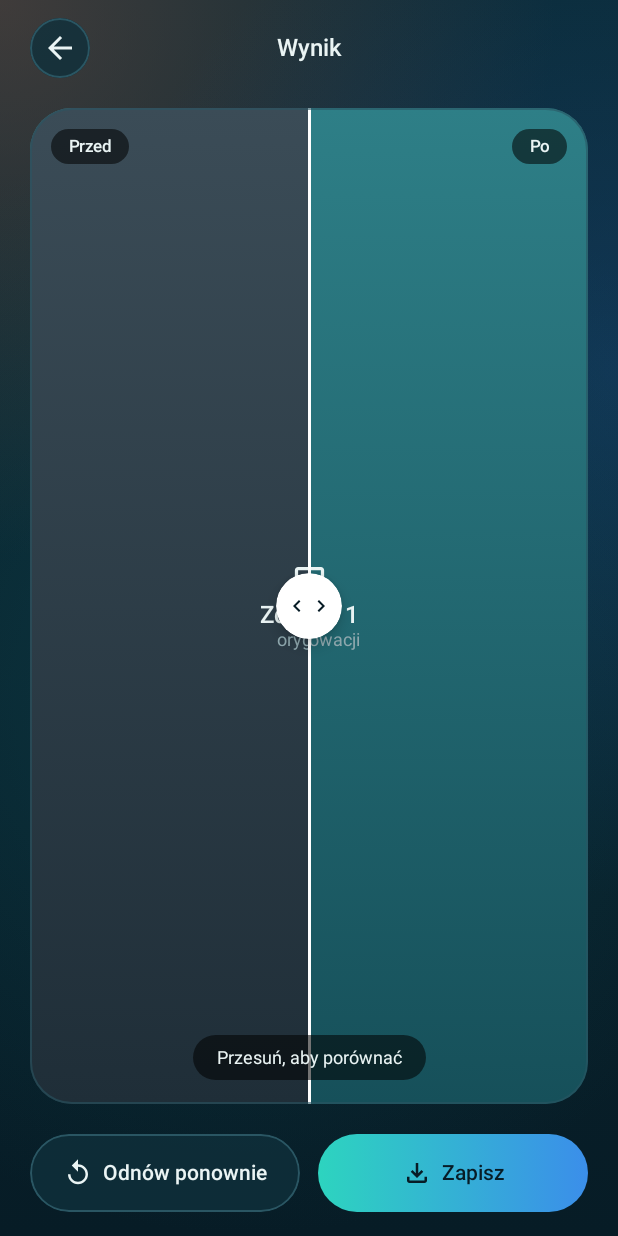
After one commit to WoojKul/Restoria, an Android app built with Jetpack Compose: the composable ResultScreen shown on its own in the app's theme, on a phone screen of 412 x 824 dp. The commit adds this screen. Run offline under Robolectric (Android 15) with nearby library versions, the phone set to English and light mode, and no system bars.

Commit message:
Utworzenie ekranu wyniku

```diff
--- a/Frontend/app/src/main/java/com/example/restoria/MainActivity.kt
+++ b/Frontend/app/src/main/java/com/example/restoria/MainActivity.kt
@@ -18,6 +18,7 @@ import com.example.restoria.ui.screens.LoginScreen
 import com.example.restoria.ui.screens.ProcessingScreen
 import com.example.restoria.ui.screens.RegisterScreen
 import com.example.restoria.ui.screens.RestorationOptionsScreen
+import com.example.restoria.ui.screens.ResultScreen
 import com.example.restoria.ui.screens.SplashScreen
 import com.example.restoria.ui.screens.rememberFakeProgress
 import com.example.restoria.ui.theme.RestoriaTheme
@@ -46,6 +47,9 @@ class MainActivity : ComponentActivity() {
                     screen = "gallery"
                 }
                 BackHandler(enabled = screen == "processing") {
+                    screen = "options"
+                }
+                BackHandler(enabled = screen == "result") {
                     screen = "options"
                 }
 
@@ -84,9 +88,15 @@ class MainActivity : ComponentActivity() {
                             progress = progress,
                             photoUri = selectedPhoto,
                             onCancelClick = { screen = "options" },
-                            onFinished = { screen = "home" }
+                            onFinished = { screen = "result" }
                         )
                     }
+                    "result" -> ResultScreen(
+                        photoUri = selectedPhoto,
+                        onBackClick = { screen = "options" },
+                        onRetryClick = { screen = "options" },
+                        onSaveClick = { screen = "home" }
+                    )
                 }
             }
         }
--- /dev/null
+++ b/Frontend/app/src/main/java/com/example/restoria/ui/screens/ResultScreen.kt
@@ -0,0 +1,356 @@
+package com.example.restoria.ui.screens
+
+import android.net.Uri
+import androidx.compose.foundation.background
+import androidx.compose.foundation.border
+import androidx.compose.foundation.clickable
+import androidx.compose.foundation.gestures.detectDragGestures
+import androidx.compose.foundation.gestures.detectTapGestures
+import androidx.compose.foundation.layout.Arrangement
+import androidx.compose.foundation.layout.Box
+import androidx.compose.foundation.layout.BoxWithConstraints
+import androidx.compose.foundation.layout.Column
+import androidx.compose.foundation.layout.Row
+import androidx.compose.foundation.layout.Spacer
+import androidx.compose.foundation.layout.fillMaxHeight
+import androidx.compose.foundation.layout.fillMaxSize
+import androidx.compose.foundation.layout.fillMaxWidth
+import androidx.compose.foundation.layout.height
+import androidx.compose.foundation.layout.navigationBarsPadding
+import androidx.compose.foundation.layout.offset
+import androidx.compose.foundation.layout.padding
+import androidx.compose.foundation.layout.size
+import androidx.compose.foundation.layout.statusBarsPadding
+import androidx.compose.foundation.layout.width
+import androidx.compose.foundation.shape.CircleShape
+import androidx.compose.foundation.shape.RoundedCornerShape
+import androidx.compose.material.icons.Icons
+import androidx.compose.material.icons.automirrored.filled.ArrowBack
+import androidx.compose.material.icons.filled.ChevronLeft
+import androidx.compose.material.icons.filled.ChevronRight
+import androidx.compose.material.icons.outlined.FileDownload
+import androidx.compose.material.icons.outlined.Image
+import androidx.compose.material.icons.outlined.Replay
+import androidx.compose.material3.Icon
+import androidx.compose.material3.MaterialTheme
+import androidx.compose.material3.Text
+import androidx.compose.runtime.Composable
+import androidx.compose.runtime.getValue
+import androidx.compose.runtime.mutableFloatStateOf
+import androidx.compose.runtime.remember
+import androidx.compose.runtime.setValue
+import androidx.compose.ui.Alignment
+import androidx.compose.ui.Modifier
+import androidx.compose.ui.draw.clip
+import androidx.compose.ui.draw.shadow
+import androidx.compose.ui.geometry.Rect
+import androidx.compose.ui.geometry.Size
+import androidx.compose.ui.graphics.Brush
+import androidx.compose.ui.graphics.Color
+import androidx.compose.ui.graphics.Outline
+import androidx.compose.ui.graphics.Shape
+import androidx.compose.ui.input.pointer.pointerInput
+import androidx.compose.ui.layout.ContentScale
+import androidx.compose.ui.platform.LocalDensity
+import androidx.compose.ui.tooling.preview.Preview
+import androidx.compose.ui.unit.Density
+import androidx.compose.ui.unit.IntOffset
+import androidx.compose.ui.unit.LayoutDirection
+import androidx.compose.ui.unit.dp
+import coil.compose.AsyncImage
+import com.example.restoria.ui.components.authBackground
+import com.example.restoria.ui.theme.BackgroundBottom
+import com.example.restoria.ui.theme.OutlineColor
+import com.example.restoria.ui.theme.PrimaryButtonBrush
+import com.example.restoria.ui.theme.RestoriaTheme
+import com.example.restoria.ui.theme.SurfaceColor
+import com.example.restoria.ui.theme.TextMuted
+import com.example.restoria.ui.theme.TextPrimary
+import kotlin.math.roundToInt
+
+@Composable
+fun ResultScreen(
+    photoUri: Uri? = null,
+    onBackClick: () -> Unit = {},
+    onRetryClick: () -> Unit = {},
+    onSaveClick: () -> Unit = {}
+) {
+    Box(
+        Modifier
+            .fillMaxSize()
+            .authBackground()
+    ) {
+        Column(
+            modifier = Modifier
+                .fillMaxSize()
+                .statusBarsPadding()
+                .navigationBarsPadding()
+                .padding(horizontal = 20.dp)
+        ) {
+            Box(
+                Modifier
+                    .fillMaxWidth()
+                    .padding(top = 12.dp)
+            ) {
+                Box(
+                    modifier = Modifier
+                        .size(40.dp)
+                        .align(Alignment.CenterStart)
+                        .clip(CircleShape)
+                        .background(SurfaceColor.copy(alpha = 0.8f))
+                        .border(1.dp, OutlineColor, CircleShape)
+                        .clickable(onClick = onBackClick),
+                    contentAlignment = Alignment.Center
+                ) {
+                    Icon(
+                        Icons.AutoMirrored.Filled.ArrowBack,
+                        contentDescription = "Wstecz",
+                        tint = TextPrimary
+                    )
+                }
+                Text(
+                    text = "Wynik",
+                    color = TextPrimary,
+                    style = MaterialTheme.typography.titleMedium,
+                    modifier = Modifier.align(Alignment.Center)
+                )
+            }
+
+            Spacer(Modifier.height(20.dp))
+
+            CompareView(
+                photoUri = photoUri,
+                modifier = Modifier
+                    .fillMaxWidth()
+                    .weight(1f)
+            )
+
+            Spacer(Modifier.height(20.dp))
+
+            Row(
+                modifier = Modifier.fillMaxWidth(),
+                horizontalArrangement = Arrangement.spacedBy(12.dp)
+            ) {
+                Row(
+                    modifier = Modifier
+                        .weight(1f)
+                        .height(52.dp)
+                        .clip(RoundedCornerShape(26.dp))
+                        .background(SurfaceColor.copy(alpha = 0.8f))
+                        .border(1.dp, OutlineColor, RoundedCornerShape(26.dp))
+                        .clickable(onClick = onRetryClick),
+                    verticalAlignment = Alignment.CenterVertically,
+                    horizontalArrangement = Arrangement.Center
+                ) {
+                    Icon(
+                        Icons.Outlined.Replay,
+                        contentDescription = null,
+                        tint = TextPrimary,
+                        modifier = Modifier.size(20.dp)
+                    )
+                    Text(
+                        text = "  Odnów ponownie",
+                        color = TextPrimary,
+                        style = MaterialTheme.typography.labelLarge
+                    )
+                }
+                Row(
+                    modifier = Modifier
+                        .weight(1f)
+                        .height(52.dp)
+                        .clip(RoundedCornerShape(26.dp))
+                        .background(PrimaryButtonBrush)
+                        .clickable(onClick = onSaveClick),
+                    verticalAlignment = Alignment.CenterVertically,
+                    horizontalArrangement = Arrangement.Center
+                ) {
+                    Icon(
+                        Icons.Outlined.FileDownload,
+                        contentDescription = null,
+                        tint = BackgroundBottom,
+                        modifier = Modifier.size(20.dp)
+                    )
+                    Text(
+                        text = "  Zapisz",
+                        color = BackgroundBottom,
+                        style = MaterialTheme.typography.labelLarge
+                    )
+                }
+            }
+            Spacer(Modifier.height(16.dp))
+        }
+    }
+}
+
+@Composable
+private fun CompareView(photoUri: Uri?, modifier: Modifier = Modifier) {
+    val shape = RoundedCornerShape(28.dp)
+    var split by remember { mutableFloatStateOf(0.5f) }
+    val density = LocalDensity.current
+
+    BoxWithConstraints(
+        modifier = modifier
+            .clip(shape)
+            .border(1.dp, OutlineColor.copy(alpha = 0.6f), shape)
+    ) {
+        val widthPx = with(density) { maxWidth.toPx() }
+        val handleSize = 44.dp
+        val handlePx = with(density) { handleSize.toPx() }
+        val linePx = with(density) { 1.dp.toPx() }
+
+        Box(
+            Modifier
+                .fillMaxSize()
+                .pointerInput(widthPx) {
+                    detectTapGestures { offset ->
+                        split = (offset.x / widthPx).coerceIn(0.02f, 0.98f)
+                    }
+                }
+                .pointerInput(widthPx) {
+                    detectDragGestures { change, _ ->
+                        change.consume()
+                        split = (change.position.x / widthPx).coerceIn(0.02f, 0.98f)
+                    }
+                }
+        ) {
+            PhotoLayer(
+                photoUri = photoUri,
+                restored = true,
+                label = "po renowacji",
+                modifier = Modifier.fillMaxSize()
+            )
+
+            Box(
+                Modifier
+                    .fillMaxSize()
+                    .clip(LeftPartShape(split))
+            ) {
+                PhotoLayer(
+                    photoUri = photoUri,
+                    restored = false,
+                    label = "oryginał",
+                    modifier = Modifier.fillMaxSize()
+                )
+            }
+
+            Pill("Przed", Modifier.align(Alignment.TopStart).padding(14.dp))
+            Pill("Po", Modifier.align(Alignment.TopEnd).padding(14.dp))
+
+            Box(
+                Modifier
+                    .offset { IntOffset((widthPx * split - linePx).roundToInt(), 0) }
+                    .width(2.dp)
+                    .fillMaxHeight()
+                    .background(Color.White)
+            )
+
+            Box(
+                Modifier
+                    .align(Alignment.CenterStart)
+                    .offset { IntOffset((widthPx * split - handlePx / 2).roundToInt(), 0) }
+                    .size(handleSize)
+                    .shadow(6.dp, CircleShape)
+                    .background(Color.White, CircleShape),
+                contentAlignment = Alignment.Center
+            ) {
+                Row(verticalAlignment = Alignment.CenterVertically) {
+                    Icon(
+                        Icons.Filled.ChevronLeft,
+                        contentDescription = null,
+                        tint = BackgroundBottom,
+                        modifier = Modifier.size(16.dp)
+                    )
+                    Icon(
+                        Icons.Filled.ChevronRight,
+                        contentDescription = null,
+                        tint = BackgroundBottom,
+                        modifier = Modifier.size(16.dp)
+                    )
+                }
+            }
+
+            Box(
+                Modifier
+                    .align(Alignment.BottomCenter)
+                    .padding(bottom = 16.dp)
+                    .clip(CircleShape)
+                    .background(Color.Black.copy(alpha = 0.55f))
+                    .padding(horizontal = 16.dp, vertical = 8.dp)
+            ) {
+                Text(
+                    "Przesuń, aby porównać",
+                    color = TextPrimary,
+                    style = MaterialTheme.typography.bodySmall
+                )
+            }
+        }
+    }
+}
+
+private class LeftPartShape(private val fraction: Float) : Shape {
+    override fun createOutline(
+        size: Size,
+        layoutDirection: LayoutDirection,
+        density: Density
+    ): Outline = Outline.Rectangle(Rect(0f, 0f, size.width * fraction, size.height))
+}
+
+@Composable
+private fun PhotoLayer(
+    photoUri: Uri?,
+    restored: Boolean,
+    label: String,
+    modifier: Modifier = Modifier
+) {
+    val gradient = if (restored) {
+        Brush.verticalGradient(listOf(Color(0xFF2E7F87), Color(0xFF16505A)))
+    } else {
+        Brush.verticalGradient(listOf(Color(0xFF3B4C57), Color(0xFF1F2E38)))
+    }
+    Box(modifier.background(gradient), contentAlignment = Alignment.Center) {
+        if (photoUri != null) {
+            AsyncImage(
+                model = photoUri,
+                contentDescription = null,
+                contentScale = ContentScale.Crop,
+                modifier = Modifier.fillMaxSize()
+            )
+            if (restored) {
+                Box(
+                    Modifier
+                        .fillMaxSize()
+                        .background(Color(0xFF2DD4BF).copy(alpha = 0.12f))
+                )
+            }
+        } else {
+            Column(horizontalAlignment = Alignment.CenterHorizontally) {
+                Icon(
+                    Icons.Outlined.Image,
+                    contentDescription = null,
+                    tint = TextPrimary,
+                    modifier = Modifier.size(26.dp)
+                )
+                Text("Zdjęcie 1", color = TextPrimary, style = MaterialTheme.typography.titleMedium)
+                Text(label, color = TextMuted, style = MaterialTheme.typography.bodySmall)
+            }
+        }
+    }
+}
+
+@Composable
+private fun Pill(text: String, modifier: Modifier = Modifier) {
+    Box(
+        modifier = modifier
+            .clip(CircleShape)
+            .background(Color.Black.copy(alpha = 0.55f))
+            .padding(horizontal = 12.dp, vertical = 5.dp)
+    ) {
+        Text(text, color = TextPrimary, style = MaterialTheme.typography.labelSmall)
+    }
+}
+
+@Preview(showBackground = true, widthDp = 360, heightDp = 780)
+@Composable
+private fun ResultScreenPreview() {
+    RestoriaTheme { ResultScreen() }
+}
```
